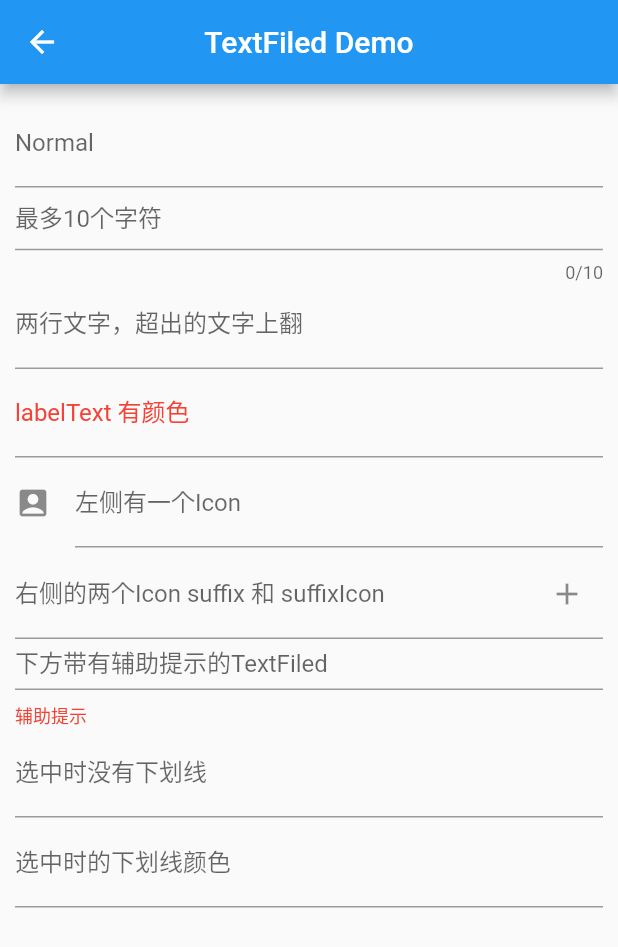
After one commit to Johnson8888/learn_flutter, a Flutter app: the TextFiledDemoPage screen opened by its route, on a phone screen of 412 x 824 dp. The commit adds this screen. Shown: the top 947 px of the screen. Run offline on Flutter 3.47's test engine with Material 2 defaults, Android fonts, the phone set to English and light mode, and no system bars.

Commit message:
text filed

```diff
--- a/flutter_app/lib/main.dart
+++ b/flutter_app/lib/main.dart
@@ -37,6 +37,7 @@ class MyApp extends StatelessWidget {
         "IconButtonDemoPage": (context) => IconButtonDemoPage(),
         "ContainerDemoPage": (context) => ContainerDemoPage(),
         "StatefulWidgetDemoPage": (context) => StatefulWidgetDemoPage(),
+        "TextFiledDemoPage": (context) => TextFiledDemoPage(),
       },
     );
   }
--- a/flutter_app/lib/routes/index.dart
+++ b/flutter_app/lib/routes/index.dart
@@ -1,7 +1,7 @@
 /*
  * @Author: 弗拉德
  * @Date: 2020-12-15 20:54:29
- * @LastEditTime: 2021-01-05 15:12:30
+ * @LastEditTime: 2021-01-07 14:28:02
  * @Support: http://fulade.me
  */
 export 'main_page.dart';
@@ -12,3 +12,4 @@ export 'outline_button_page.dart';
 export 'icon_button_page.dart';
 export 'container_page.dart';
 export 'statefulwidget_page.dart';
+export 'textfiled_page.dart';
--- a/flutter_app/lib/routes/main_page.dart
+++ b/flutter_app/lib/routes/main_page.dart
@@ -1,7 +1,7 @@
 /*
  * @Author: 弗拉德
  * @Date: 2020-12-15 20:51:56
- * @LastEditTime: 2021-01-05 15:13:08
+ * @LastEditTime: 2021-01-07 14:29:00
  * @Support: http://fulade.me
  */
 
@@ -20,7 +20,8 @@ class _MainPageState extends State<MainPage> {
     {"title": "OutlineButton", "route": "OutlineButtonDemoePage"},
     {"title": "Icon Buttton", "route": "IconButtonDemoPage"},
     {"title": "Container", "route": "ContainerDemoPage"},
-    {"title": "StatefulWidget", "route": "StatefulWidgetDemoPage"}
+    {"title": "StatefulWidget", "route": "StatefulWidgetDemoPage"},
+    {"title": "TextFiled", "route": "TextFiledDemoPage"}
   ];
   @override
   Widget build(BuildContext context) {
--- a/flutter_app/lib/routes/statefulwidget_page.dart
+++ b/flutter_app/lib/routes/statefulwidget_page.dart
@@ -1,7 +1,7 @@
 /*
  * @Author: 弗拉德
  * @Date: 2020-12-17 14:34:54
- * @LastEditTime: 2021-01-05 15:28:18
+ * @LastEditTime: 2021-01-05 17:03:02
  * @Support: http://fulade.me
  */
 import 'package:flutter/material.dart';
--- /dev/null
+++ b/flutter_app/lib/routes/textfiled_page.dart
@@ -0,0 +1,96 @@
+/*
+ * @Author: 弗拉德
+ * @Date: 2020-01-07 13:31:11
+ * @LastEditTime: 2021-01-07 17:52:34
+ * @Support: http://fulade.me
+ */
+import 'package:flutter/material.dart';
+
+class TextFiledDemoPage extends StatefulWidget {
+  @override
+  _TextFiledDemoPageState createState() => _TextFiledDemoPageState();
+}
+
+class _TextFiledDemoPageState extends State<TextFiledDemoPage> {
+  @override
+  Widget build(BuildContext context) {
+    return Scaffold(
+      appBar: AppBar(
+        centerTitle: true,
+        title: Text("TextFiled Demo"),
+        backgroundColor: Colors.blue,
+      ),
+      body: ListView.builder(
+        itemCount: _createTextFiledList().length,
+        itemExtent: 60.0, //强制高度为50.0
+        padding: EdgeInsets.all(10),
+        itemBuilder: (BuildContext context, int index) {
+          return _createTextFiledList()[index];
+        },
+      ),
+    );
+  }
+
+  /// 生成当前 TextFiled 的列表连接
+  List _createTextFiledList() {
+    return [
+      TextField(
+        decoration: InputDecoration(
+          labelText: "Normal",
+        ),
+      ),
+      TextField(
+        maxLength: 10,
+        decoration: InputDecoration(
+          labelText: "最多10个字符",
+        ),
+      ),
+      TextField(
+        maxLines: 2,
+        decoration: InputDecoration(
+          labelText: "两行文字，超出的文字上翻",
+        ),
+      ),
+      TextField(
+        decoration: InputDecoration(
+          labelText: "labelText 有颜色",
+          labelStyle: TextStyle(color: Colors.red),
+        ),
+      ),
+      TextField(
+        decoration: InputDecoration(
+          icon: Icon(Icons.account_box),
+          labelText: "左侧有一个Icon",
+        ),
+      ),
+      TextField(
+        decoration: InputDecoration(
+          labelText: "右侧的两个Icon suffix 和 suffixIcon",
+          suffix: Icon(Icons.account_box),
+          suffixIcon: Icon(Icons.add),
+        ),
+      ),
+      TextField(
+        decoration: InputDecoration(
+          labelText: "下方带有辅助提示的TextFiled",
+          helperText: "辅助提示",
+          helperStyle: TextStyle(color: Colors.red),
+        ),
+      ),
+      TextField(
+        decoration: InputDecoration(
+          labelText: "选中时没有下划线",
+          focusedBorder: InputBorder.none,
+        ),
+      ),
+      TextField(
+        decoration: InputDecoration(
+          labelText: "选中时的下划线颜色",
+          focusedBorder: UnderlineInputBorder(
+            borderSide: BorderSide(color: Colors.red),
+          ),
+        ),
+      ),
+    ];
+  }
+}
```
